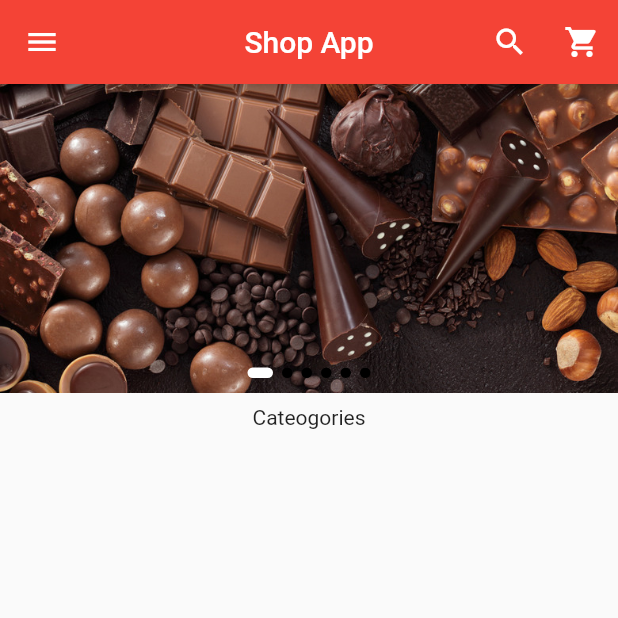
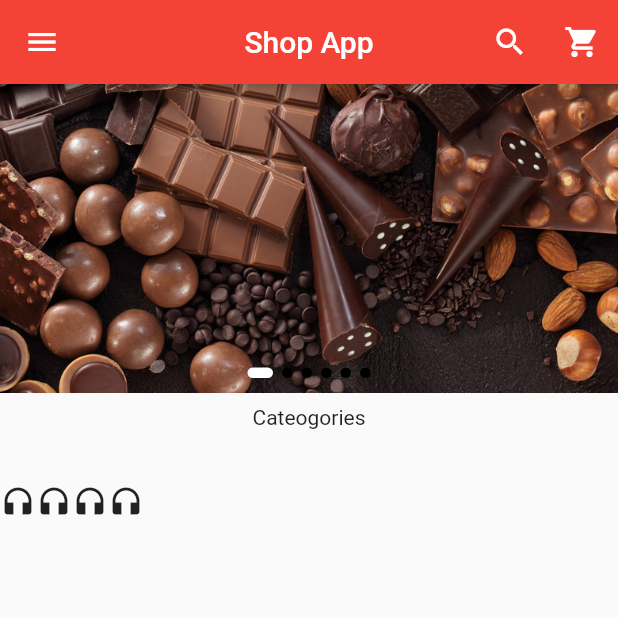
Before and after one commit to adarshrwl/E_commerce_Flutter, a Flutter app: the screen it shows after launch, on a phone screen of 412 x 824 dp, the top half of it. Run offline on Flutter 3.47's test engine with Material 2 defaults, Android fonts, the phone set to English and light mode, and no system bars; drawn by our look-alikes of carousel_slider.

Commit message:
made different files for categories

```diff
--- /dev/null
+++ b/lib/components/Horizontal_list_view.dart
@@ -0,0 +1,30 @@
+import 'package:flutter/material.dart';
+
+class Horizontal_list_view extends StatelessWidget {
+  const Horizontal_list_view({Key? key}) : super(key: key);
+
+  @override
+  Widget build(BuildContext context) {
+    return Container(
+      height: 80.0,
+      child: ListView(
+        scrollDirection: Axis.horizontal,
+        children: [
+          Icon(Icons.headphones),
+          Icon(Icons.headphones),
+          Icon(Icons.headphones),
+          Icon(Icons.headphones),
+        ],
+      ),
+    );
+  }
+}
+
+class Category extends StatelessWidget {
+  const Category({Key? key}) : super(key: key);
+
+  @override
+  Widget build(BuildContext context) {
+    return const Placeholder();
+  }
+}
--- a/lib/main.dart
+++ b/lib/main.dart
@@ -1,5 +1,7 @@
+// Regular imports
 import 'package:carousel_slider/carousel_controller.dart';
 import 'package:carousel_slider/carousel_slider.dart';
+import 'package:e_commerce_app/components/Horizontal_list_view.dart';
 import 'package:flutter/material.dart';
 
 void main() {
@@ -67,8 +69,6 @@ class _HomepageState extends State<Homepage> {
                   child: Row(
                     mainAxisAlignment: MainAxisAlignment.center,
                     children: imageList.asMap().entries.map((entry) {
-                      print(entry);
-                      print(entry.key);
                       return GestureDetector(
                         onTap: () =>
                             carouselController.animateToPage(entry.key),
@@ -93,7 +93,10 @@ class _HomepageState extends State<Homepage> {
               //padding gives the space to the widgets
               padding: EdgeInsets.all(8.0),
               child: Text("Cateogories"),
-            )
+
+              //Horizontal list view begins here
+            ),
+            Horizontal_list_view()
           ],
         ));
   }
```
